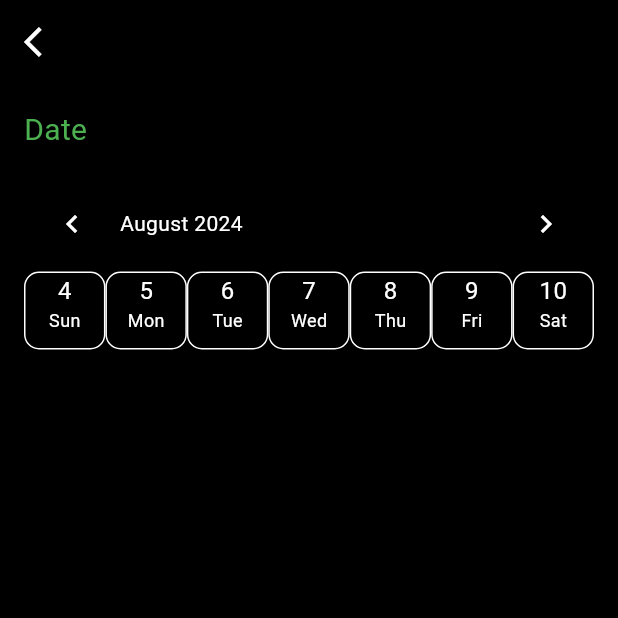
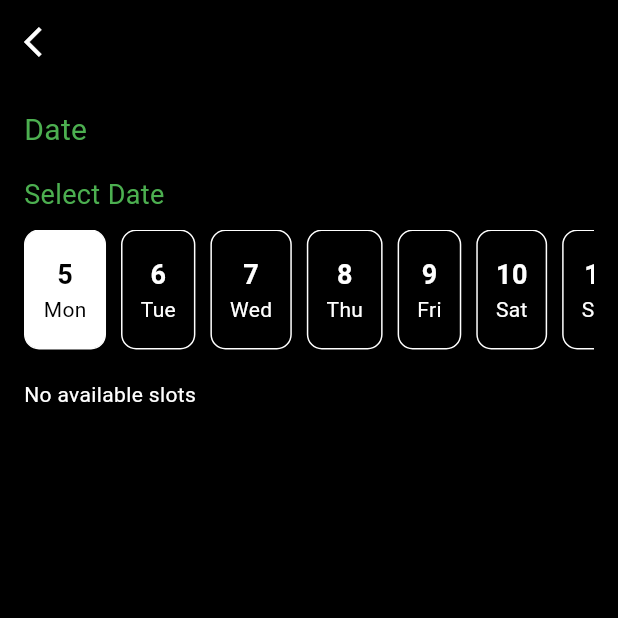
Before and after one commit to Vidhyadhar11/sporty, a Flutter app: the BookingPage screen opened directly with empty values, on a phone screen of 412 x 824 dp, the top half of it. Run offline on Flutter 3.47's test engine with Material 3 defaults, Android fonts, the phone set to English and light mode, and no system bars; drawn by our look-alikes of table_calendar; our stand-ins replace dropdown_search, flutter_local_notifications, get, timezone; missing offline and left inert: razorpay_flutter; network calls fail.

Commit message:
all changes done need to make changes to ui

```diff
--- a/lib/booking/date.dart
+++ b/lib/booking/date.dart
@@ -1,17 +1,31 @@
 import 'package:flutter/material.dart';
 
-import 'package:table_calendar/table_calendar.dart';
 import 'package:sporty/payment/singlepay.dart';
 import 'package:sporty/payment/joinpay.dart';
+import 'package:sporty/models/phncontroller.dart';
 import 'package:get/get.dart';
 import 'package:http/http.dart' as http;
 import 'dart:convert';
 
+import 'package:table_calendar/table_calendar.dart';
+
 class BookingPage extends StatefulWidget {
-  const BookingPage({super.key, required this.turfRate, required this.turfId});
+  BookingPage({
+    super.key,
+    required this.turfRate,
+    required this.turfId,
+    this.slots = const [], // Provide a default empty list
+    required this.numberOfCourts,
+    this.turfName, // Make this optional
+  }) {
+    print('BookingPage constructor called with turfName: $turfName');
+  }
 
   final double turfRate;
   final String turfId;
+  final List<Map<String, dynamic>> slots;
+  final int numberOfCourts;
+  final String? turfName; // Make this nullable
 
   @override
   _BookingPageState createState() => _BookingPageState();
@@ -22,166 +36,76 @@ class _BookingPageState extends State<BookingPage> {
   int? selectedSlotIndex;
   int? selectedCourtIndex;
   bool playWithStrangers = false;
-  final TextEditingController _numberOfPeopleController = TextEditingController();
+  TextEditingController _totalMembersController = TextEditingController();
+  TextEditingController _remainingMembersController = TextEditingController();
 
-  DateTime _focusedDay = DateTime.now();
-  final DateTime _firstDay = DateTime(DateTime.now().year - 1);
-  final DateTime _lastDay = DateTime(DateTime.now().year + 1);
-
-  String get selectedMonth {
-    if (selectedDate != null) {
-      return "${selectedDate!.month}-${selectedDate!.year}";
-    }
-    return "";
-  }
-
-
+  List<Map<String, dynamic>> get slots => widget.slots;
+  int get numberOfCourts => widget.numberOfCourts;
 
   @override
-  Widget build(BuildContext context) {
-    return Scaffold(
-      backgroundColor: Colors.black,
-      appBar: AppBar(
-        leading: IconButton(
-          icon: const Icon(Icons.arrow_back_ios, color: Colors.white),
-          onPressed: () {
-            Navigator.of(context).pop();
-          },
-        ),
-        backgroundColor: Colors.black,
-        elevation: 0,
-      ),
-      body: Padding(
-        padding: const EdgeInsets.all(16.0),
-        child: Column(
-          crossAxisAlignment: CrossAxisAlignment.start,
-          children: [
-            const Text("Date", style: TextStyle(color: Colors.green, fontSize: 20)),
-            const SizedBox(height: 16),
-            Expanded(
-              child: SingleChildScrollView(
-                child: Column(
-                  crossAxisAlignment: CrossAxisAlignment.start,
-                  children: [
-                    _buildDateSelection(),
-                    if (selectedDate != null) ...[
-                      const SizedBox(height: 20),
-                      _buildAvailableSlots(),
-                    ],
-                    if (selectedSlotIndex != null) ...[
-                      const SizedBox(height: 20),
-                      _buildCourtSelection(),
-                    ],
-                    if (selectedCourtIndex != null) ...[
-                      const SizedBox(height: 20),
-                      _buildPlayWithStrangers(),
-                      if (playWithStrangers) // Show TextField if checked
-                        Padding(
-                          padding: const EdgeInsets.symmetric(vertical: 10),
-                          child: TextField(
-                            controller: _numberOfPeopleController,
-                            keyboardType: TextInputType.number,
-                            decoration: const InputDecoration(
-                              labelText: 'Number of People',
-                              labelStyle: TextStyle(color: Colors.white),
-                              enabledBorder: OutlineInputBorder(
-                                borderSide: BorderSide(color: Colors.grey),
-                              ),
-                              focusedBorder: OutlineInputBorder(
-                                borderSide: BorderSide(color: Colors.white),
-                              ),
-                            ),
-                            style: const TextStyle(color: Colors.white),
-                          ),
-                        ),
-                    ],
-                  ],
-                ),
-              ),
-            ),
-            if (selectedCourtIndex != null) _buildNextButton(),
-          ],
-        ),
-      ),
-    );
+  void initState() {
+    super.initState();
+    selectedDate = DateTime.now(); // Set the current date as selected by default
+    _totalMembersController = TextEditingController(text: '1');
+    _remainingMembersController = TextEditingController(text: '0');
   }
 
   Widget _buildDateSelection() {
-    return TableCalendar(
-      firstDay: _firstDay,
-      lastDay: _lastDay,
-      focusedDay: _focusedDay,
-      calendarFormat: CalendarFormat.week,
-      availableCalendarFormats: const {CalendarFormat.week: ''},
-      calendarStyle: const CalendarStyle(
-        outsideDaysVisible: false,
-      ),
-      headerStyle: const HeaderStyle(
-        formatButtonVisible: false,
-        titleTextStyle: TextStyle(color: Colors.white),
-        leftChevronIcon: Icon(Icons.chevron_left, color: Colors.white),
-        rightChevronIcon: Icon(Icons.chevron_right, color: Colors.white),
-      ),
-      daysOfWeekStyle: const DaysOfWeekStyle(
-        weekdayStyle: TextStyle(color: Colors.white),
-        weekendStyle: TextStyle(color: Colors.white),
-      ),
-      daysOfWeekHeight: 0,
-      onDaySelected: (selectedDay, focusedDay) {
+    return Column(
+      crossAxisAlignment: CrossAxisAlignment.start,
+      children: [
+        const Text("Select Date", style: TextStyle(color: Colors.green, fontSize: 18)),
+        const SizedBox(height: 10),
+        SizedBox(
+          height: 80,
+          child: ListView.builder(
+            scrollDirection: Axis.horizontal,
+            itemCount: 7,
+            itemBuilder: (context, index) {
+              final date = DateTime.now().add(Duration(days: index));
+              final isSelected = selectedDate != null && isSameDay(date, selectedDate!);
+              return GestureDetector(
+                onTap: () {
                   setState(() {
-          selectedDate = selectedDay;
-          _focusedDay = focusedDay;
+                    selectedDate = date;
                     selectedSlotIndex = null;
                     selectedCourtIndex = null;
                   });
                 },
-      selectedDayPredicate: (day) {
-        return isSameDay(selectedDate, day);
-      },
-      calendarBuilders: CalendarBuilders(
-        defaultBuilder: (context, date, _) {
-          return _buildDateBox(date, false);
-        },
-        selectedBuilder: (context, date, _) {
-          return _buildDateBox(date, true);
-        },
-        todayBuilder: (context, date, _) {
-          return _buildDateBox(date, false);
-        },
-      ),
-    );
-  }
-
-  Widget _buildDateBox(DateTime date, bool isSelected) {
-    return Container(
-      constraints: const BoxConstraints(
-        minWidth: 35,
-        minHeight: 40,
-      ),
+                child: Container(
+                  margin: EdgeInsets.only(right: 10),
+                  padding: EdgeInsets.symmetric(horizontal: 12, vertical: 8),
                   decoration: BoxDecoration(
                     color: isSelected ? Colors.white : Colors.black,
                     borderRadius: BorderRadius.circular(10),
                     border: Border.all(color: Colors.white),
                   ),
                   child: Column(
-        mainAxisSize: MainAxisSize.min,
+                    mainAxisAlignment: MainAxisAlignment.center,
                     children: [
                       Text(
                         '${date.day}',
                         style: TextStyle(
                           color: isSelected ? Colors.black : Colors.white,
-              fontSize: 16,
+                          fontSize: 18,
+                          fontWeight: FontWeight.bold,
                         ),
                       ),
                       Text(
                         _getWeekdayAbbreviation(date.weekday),
                         style: TextStyle(
                           color: isSelected ? Colors.black : Colors.white,
-              fontSize: 12,
+                          fontSize: 14,
                         ),
                       ),
                     ],
                   ),
+                ),
+              );
+            },
+          ),
+        ),
+      ],
     );
   }
 
@@ -207,7 +131,9 @@ class _BookingPageState extends State<BookingPage> {
   }
 
   Widget _buildAvailableSlots() {
-    List<String> slots = ["8am-10am", "10am-12pm", "12pm-2pm", "6pm-7pm"];
+    if (slots.isEmpty) {
+      return const Text("No available slots", style: TextStyle(color: Colors.white));
+    }
     return Column(
       crossAxisAlignment: CrossAxisAlignment.start,
       children: [
@@ -232,7 +158,7 @@ class _BookingPageState extends State<BookingPage> {
                 ),
                 padding: const EdgeInsets.symmetric(horizontal: 12, vertical: 8),
                 child: Text(
-                  slots[index],
+                  "${slots[index]['time']}",
                   style: TextStyle(
                     color: selectedSlotIndex == index ? Colors.black : Colors.white,
                   ),
@@ -254,7 +180,7 @@ class _BookingPageState extends State<BookingPage> {
         Wrap(
           spacing: 10.0,
           runSpacing: 10.0,
-          children: List.generate(5, (index) {
+          children: List.generate(numberOfCourts, (index) {
             return GestureDetector(
               onTap: () {
                 setState(() {
@@ -308,31 +234,26 @@ class _BookingPageState extends State<BookingPage> {
       child: GestureDetector(
         onTap: () async {
           if (selectedDate != null && selectedSlotIndex != null && selectedCourtIndex != null) {
-
             final bookingDetails = {
-              'userId': "",
+              'userId': getUserId(),
               'turfId': widget.turfId,
-              'court': selectedCourtIndex! + 1,
+              'court': (selectedCourtIndex! + 1).toString(),
               'playWithStranger': playWithStrangers,
-              'totalMembers': playWithStrangers ? int.parse(_numberOfPeopleController.text) : 1,
-              'remainingMembers': playWithStrangers ? int.parse(_numberOfPeopleController.text) - 1 : 0,
-              'slot': _getSlotString(selectedSlotIndex!),
-              'date': "${selectedDate!.year}-${selectedDate!.month.toString().padLeft(2, '0')}-${selectedDate!.day.toString().padLeft(2, '0')}",
-              'price': widget.turfRate,
+              'totalMembers': _totalMembersController.text.isNotEmpty ? _totalMembersController.text : '1',
+              'remainingMembers': _remainingMembersController.text.isNotEmpty ? _remainingMembersController.text : '0',
+              'slot': "${slots[selectedSlotIndex!]['time']}",
+              'date': "${selectedDate!.month}-${selectedDate!.day}-${selectedDate!.year}",
             };
-
             try {
+                Get.to(() => SinglePaymentView(
+                  turfId: widget.turfId,
+                  date: "${selectedDate!.month}-${selectedDate!.day}-${selectedDate!.year}",
+                  slot: slots[selectedSlotIndex!]['time'],
+                  turfRate: double.parse(slots[selectedSlotIndex!]['price'].toString()),
+                  court: (selectedCourtIndex! + 1).toString(),
+                  turfName: widget.turfName ?? 'Unknown Turf', // Provide a default value if null
+                ));
                 await sendBookingDetails(bookingDetails);
-              if (playWithStrangers) {
-                Get.to(() => JoinPaymentView(
-                  turfRate: widget.turfRate,
-                  numberOfPeople: int.parse(_numberOfPeopleController.text),
-                ));
-              } else {
-                Get.to(() => SinglePaymentView(
-                  turfRate: widget.turfRate,
-                ));
-              }
             } catch (e) {
               print('Error sending booking details: $e');
               ScaffoldMessenger.of(context).showSnackBar(
@@ -349,9 +270,102 @@ class _BookingPageState extends State<BookingPage> {
     );
   }
 
-  String _getSlotString(int index) {
-    List<String> slots = ["8:00 AM", "10:00 AM", "12:00 PM", "2:00 PM", "4:00 PM", "6:00 PM"];
-    return slots[index];
+  @override
+  Widget build(BuildContext context) {
+    return Scaffold(
+      backgroundColor: Colors.black,
+      appBar: AppBar(
+        leading: IconButton(
+          icon: const Icon(Icons.arrow_back_ios, color: Colors.white),
+          onPressed: () => Navigator.of(context).pop(),
+        ),
+        backgroundColor: Colors.black,
+        elevation: 0,
+      ),
+      body: Padding(
+        padding: const EdgeInsets.all(16.0),
+        child: Column(
+          crossAxisAlignment: CrossAxisAlignment.start,
+          children: [
+            const Text("Date", style: TextStyle(color: Colors.green, fontSize: 20)),
+            const SizedBox(height: 16),
+            Expanded(
+              child: SingleChildScrollView(
+                child: Column(
+                  crossAxisAlignment: CrossAxisAlignment.start,
+                  children: [
+                    _buildDateSelection(),
+                    if (selectedDate != null) ...[
+                      const SizedBox(height: 20),
+                      _buildAvailableSlots(),
+                    ],
+                    if (selectedSlotIndex != null) ...[
+                      const SizedBox(height: 20),
+                      _buildCourtSelection(),
+                    ],
+                    if (selectedCourtIndex != null) ...[
+                      const SizedBox(height: 20),
+                      _buildPlayWithStrangers(),
+                      if (playWithStrangers)
+                        Padding(
+                          padding: const EdgeInsets.symmetric(vertical: 10),
+                          child: Row(
+                            children: [
+                              Expanded(
+                                child: TextField(
+                                  controller: _totalMembersController,
+                                  keyboardType: TextInputType.number,
+                                  decoration: const InputDecoration(
+                                    labelText: 'Total Members',
+                                    labelStyle: TextStyle(color: Colors.white),
+                                    enabledBorder: OutlineInputBorder(
+                                      borderSide: BorderSide(color: Colors.grey),
+                                    ),
+                                    focusedBorder: OutlineInputBorder(
+                                      borderSide: BorderSide(color: Colors.white),
+                                    ),
+                                  ),
+                                  style: const TextStyle(color: Colors.white),
+                                ),
+                              ),
+                              SizedBox(width: 10), // Add some space between the fields
+                              Expanded(
+                                child: TextField(
+                                  controller: _remainingMembersController,
+                                  keyboardType: TextInputType.number,
+                                  decoration: const InputDecoration(
+                                    labelText: 'Remaining Members',
+                                    labelStyle: TextStyle(color: Colors.white),
+                                    enabledBorder: OutlineInputBorder(
+                                      borderSide: BorderSide(color: Colors.grey),
+                                    ),
+                                    focusedBorder: OutlineInputBorder(
+                                      borderSide: BorderSide(color: Colors.white),
+                                    ),
+                                  ),
+                                  style: const TextStyle(color: Colors.white),
+                                ),
+                              ),
+                            ],
+                          ),
+                        ),
+                    ],
+                  ],
+                ),
+              ),
+            ),
+            if (selectedCourtIndex != null) _buildNextButton(),
+          ],
+        ),
+      ),
+    );
+  }
+
+  @override
+  void dispose() {
+    _totalMembersController.dispose();
+    _remainingMembersController.dispose();
+    super.dispose();
   }
 }
 
@@ -359,7 +373,7 @@ Future<void> sendBookingDetails(Map<String, dynamic> bookingDetails) async {
   try {
     print('Sending booking details: ${json.encode(bookingDetails)}');
     final response = await http.post(
-      Uri.parse('http://10.0.2.2:3000/book'),
+      Uri.parse('http://10.0.2.2:3000/booking'),
       headers: {'Content-Type': 'application/json'},
       body: json.encode(bookingDetails),
     );
--- a/lib/main.dart
+++ b/lib/main.dart
@@ -2,15 +2,19 @@ import 'package:flutter/material.dart';
 import 'package:get/get.dart';
 import 'package:http/http.dart';
 import 'package:sporty/drawer/drawerview.dart';
+import 'package:sporty/homepage/eventscreen.dart';
 import 'package:sporty/homepage/home.dart';
 import 'package:sporty/login/enterphn.dart';
 import 'package:sporty/login/splash.dart';
 import 'package:sporty/models/controllerhome.dart';
 import 'package:sporty/models/mycontroller.dart';
+import 'package:sporty/payment/razorpay.dart';
 
 void main() {
   WidgetsFlutterBinding.ensureInitialized();
   Get.put(LikedFieldsController());
+  Get.put(RazorpayService());
+
 
   // Initialize Mycontroller first
   Get.put(Mycontroller());
```
Also changed, not shown: lib/booking/bookings1.dart (+40 -19 lines), lib/drawer/drawerview.dart (+8 -0 lines), lib/homepage/details.dart (+8 -8 lines), lib/homepage/eventscreen.dart (+68 -65 lines), lib/homepage/home.dart (+8 -8 lines), lib/payment/singlepay.dart (+33 -19 lines). Lines whose indentation alone changed are shown as unchanged.
